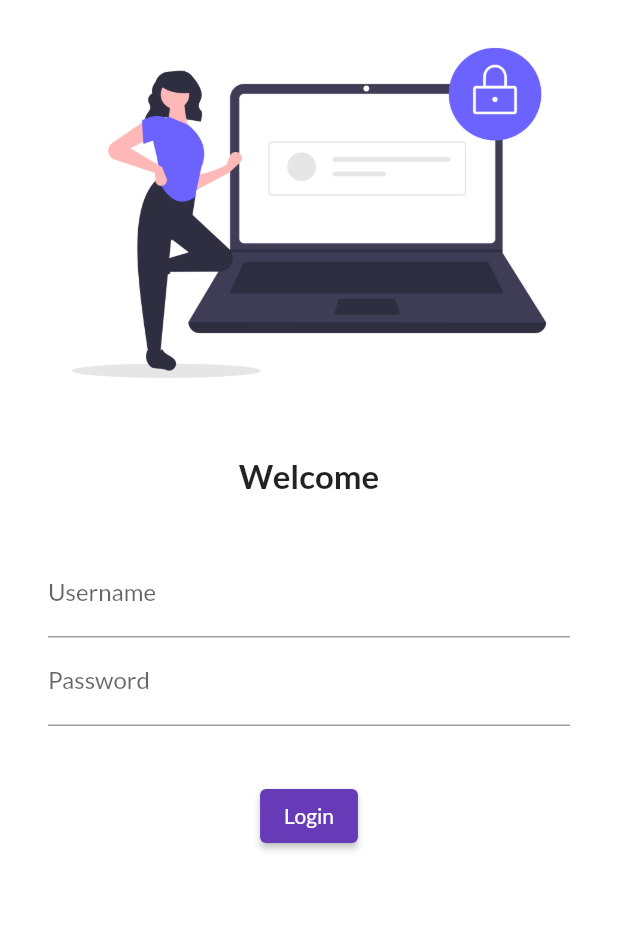
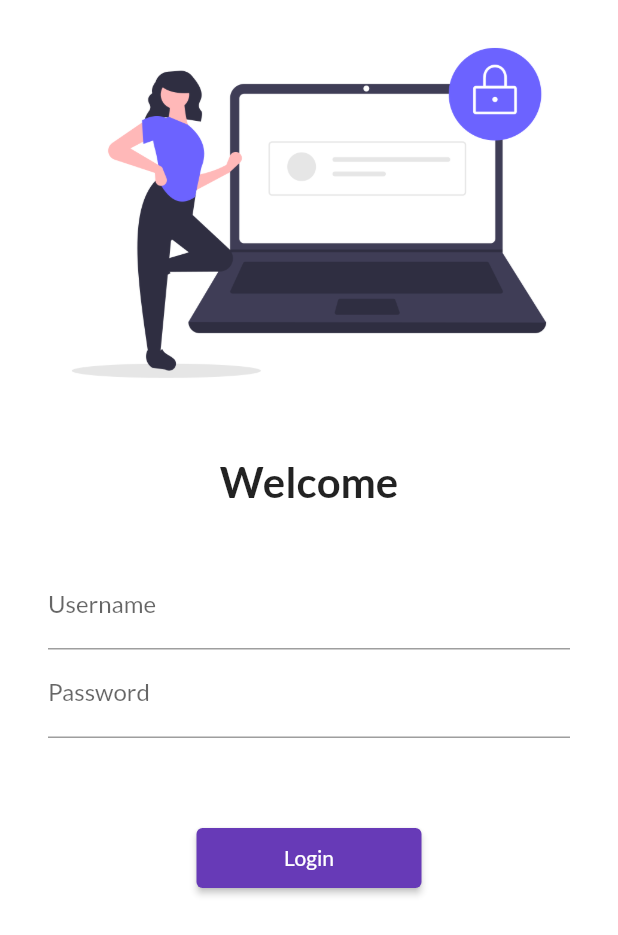
Before and after one commit to arish99/Catalog_App, a Flutter app: the screen it shows after launch, on a phone screen of 412 x 824 dp. Shown: the top 935 px of the screen. Run offline on Flutter 3.47's test engine with Material 2 defaults, Android fonts, the phone set to English and light mode, and no system bars; our stand-ins replace google_fonts.

Commit message:
Day 5 completed

```diff
--- a/lib/main.dart
+++ b/lib/main.dart
@@ -1,6 +1,7 @@
 import 'package:flutter/material.dart';
 import 'package:flutter_catalog/pages/home_page.dart';
 import 'package:flutter_catalog/pages/login_page.dart';
+import 'package:flutter_catalog/utils/routes.dart';
 import 'package:google_fonts/google_fonts.dart';
 
 void main() {
@@ -20,8 +21,8 @@ class MyApp extends StatelessWidget {
       initialRoute: "/",
       routes: {
         "/": (context) => LoginPage(),
-        "/home": (context) => HomePage(),
-        "/login": (context) => LoginPage(),
+        MyRoutes.homeRoute: (context) => HomePage(),
+        MyRoutes.loginRoute: (context) => LoginPage(),
       },
     );
   }
--- a/lib/pages/login_page.dart
+++ b/lib/pages/login_page.dart
@@ -1,10 +1,12 @@
 import 'package:flutter/material.dart';
+import 'package:flutter_catalog/utils/routes.dart';
 
 class LoginPage extends StatelessWidget {
   @override
   Widget build(BuildContext context) {
     return Material(
         color: Colors.white,
+        child: SingleChildScrollView(
           child: Column(
             children: [
               Image.asset(
@@ -18,15 +20,15 @@ class LoginPage extends StatelessWidget {
                 'Welcome',
                 style: TextStyle(
                   fontWeight: FontWeight.bold,
-                fontSize: 22.0,
+                  fontSize: 28.0,
                 ),
               ),
               SizedBox(
                 height: 20.0,
               ),
               Padding(
-              padding:
-                  const EdgeInsets.symmetric(vertical: 16.0, horizontal: 32.0),
+                padding: const EdgeInsets.symmetric(
+                    vertical: 16.0, horizontal: 32.0),
                 child: Column(
                   children: [
                     TextFormField(
@@ -42,16 +44,17 @@ class LoginPage extends StatelessWidget {
                 ),
               ),
               SizedBox(
-              height: 20.0,
+                height: 40.0,
               ),
               ElevatedButton(
                 onPressed: () {
-                print('hi catolog fluuter');
+                  Navigator.pushNamed(context, MyRoutes.homeRoute);
                 },
-              style: TextButton.styleFrom(),
+                style: TextButton.styleFrom(minimumSize: Size(150, 40)),
                 child: Text('Login'),
               )
             ],
+          ),
         ));
   }
 }
--- /dev/null
+++ b/lib/utils/routes.dart
@@ -0,0 +1,4 @@
+class MyRoutes {
+  static String loginRoute = '/login';
+  static String homeRoute = '/home';
+}
```
Lines whose indentation alone changed are shown as unchanged.
